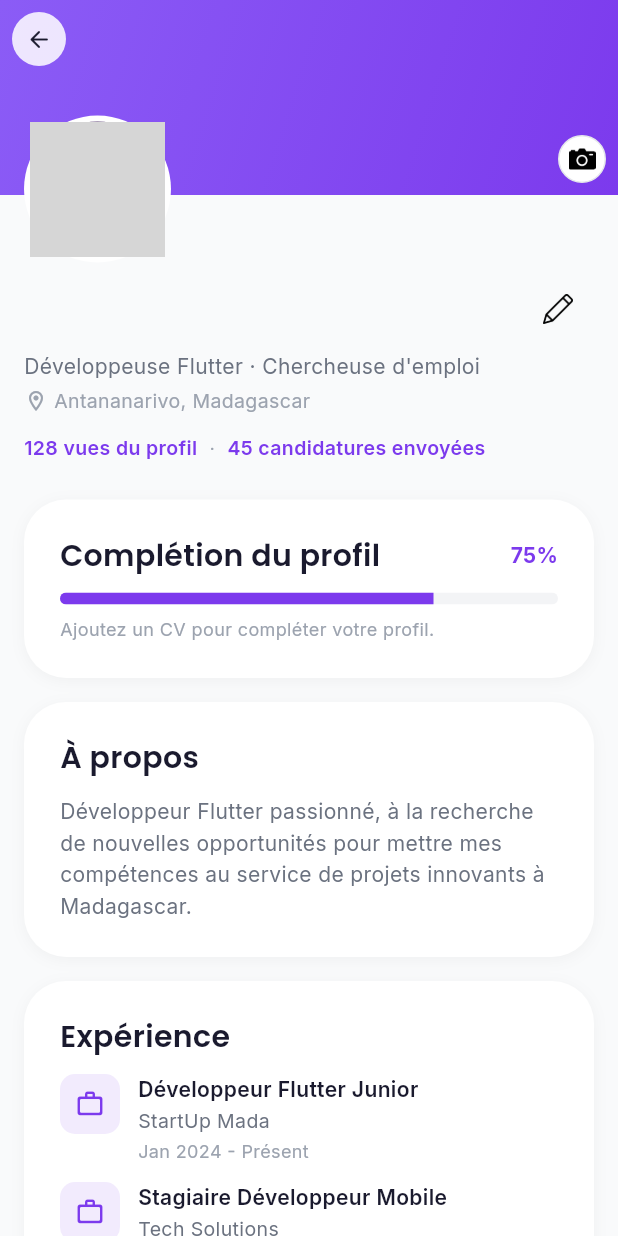
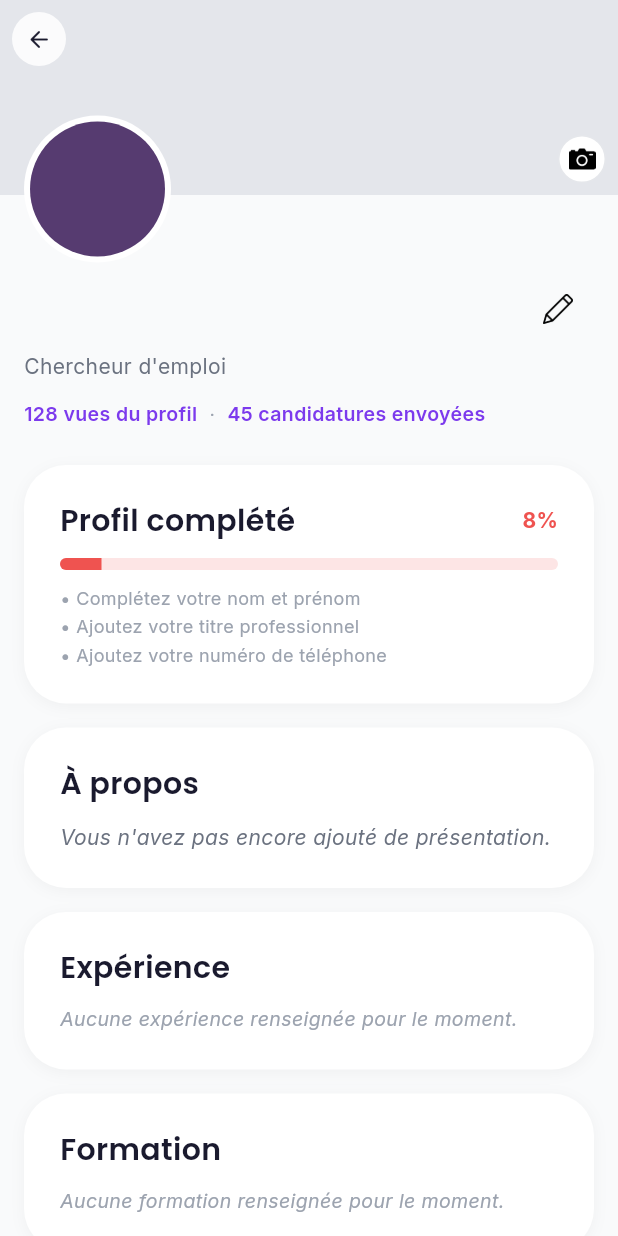
Before and after one commit to talaoux/JOEM, a Flutter app: the JobProfileScreen screen opened directly, on a phone screen of 412 x 824 dp. Run offline on Flutter 3.47's test engine with Material 3 defaults, Android fonts, the phone set to English and light mode, and no system bars; our stand-ins replace google_fonts, image_picker, sqflite_common_ffi; accounts and stored records are empty; grey boxes are pictures that could not be loaded.

Commit message:
[ADD] backend for profil dashboard side candidat

```diff
--- a/lib/core/services/auth_service.dart
+++ b/lib/core/services/auth_service.dart
@@ -20,6 +20,26 @@ class User {
   /// aucune n'a été sélectionnée).
   final Uint8List? photoBytes;
 
+  // Les champs ci-dessous reprennent, un par un, les données optionnelles
+  // saisies dans les étapes "Info"/"Profil"/"Tarif" du wizard d'inscription
+  // chercheur d'emploi (`job_seeker_profiles` + tables liées). Ils servent
+  // uniquement à calculer [profileCompletion] et [missingJobSeekerFieldLabels]
+  // — toujours vides/`false` pour un employeur.
+  final String? telephone;
+  final String? localisation;
+  final String? presentation;
+  final bool cvPicked;
+  final String? tarifJournalier;
+  final String? disponibilite;
+
+  /// Noms des compétences saisies à l'étape "Profil professionnel" de
+  /// l'inscription (`job_seeker_skills`) — liste vide si aucune.
+  final List<String> skills;
+
+  /// Modes de travail sélectionnés à l'étape "Tarif" de l'inscription
+  /// (`job_seeker_work_modes`) — liste vide si aucun.
+  final List<String> workModes;
+
   User({
     required this.id,
     required this.email,
@@ -29,7 +49,58 @@ class User {
     this.companyName,
     this.position,
     this.photoBytes,
+    this.telephone,
+    this.localisation,
+    this.presentation,
+    this.cvPicked = false,
+    this.tarifJournalier,
+    this.disponibilite,
+    this.skills = const [],
+    this.workModes = const [],
   });
+
+  /// Part des champs du profil chercheur d'emploi qui sont renseignés (les
+  /// 5 étapes du wizard d'inscription réunies), pour la barre "Profil
+  /// complété" de `ProfileSidePanel`/`JobProfileScreen`. Toujours 0.0 pour
+  /// un employeur.
+  double get profileCompletion {
+    final fieldsFilled = <bool>[
+      firstName.trim().isNotEmpty,
+      lastName.trim().isNotEmpty,
+      (position ?? '').trim().isNotEmpty,
+      (telephone ?? '').trim().isNotEmpty,
+      (localisation ?? '').trim().isNotEmpty,
+      (presentation ?? '').trim().isNotEmpty,
+      photoBytes != null,
+      cvPicked,
+      (tarifJournalier ?? '').trim().isNotEmpty,
+      (disponibilite ?? '').trim().isNotEmpty,
+      skills.isNotEmpty,
+      workModes.isNotEmpty,
+    ];
+    final filledCount = fieldsFilled.where((filled) => filled).length;
+    return filledCount / fieldsFilled.length;
+  }
+
+  /// Libellés (français) des champs du profil chercheur d'emploi encore
+  /// vides, dans l'ordre du wizard d'inscription — utilisés comme
+  /// suggestions dans la carte "Profil complété" de `JobProfileScreen`.
+  List<String> get missingJobSeekerFieldLabels {
+    return [
+      if (firstName.trim().isEmpty || lastName.trim().isEmpty)
+        'Complétez votre nom et prénom',
+      if ((position ?? '').trim().isEmpty) 'Ajoutez votre titre professionnel',
+      if ((telephone ?? '').trim().isEmpty) 'Ajoutez votre numéro de téléphone',
+      if ((localisation ?? '').trim().isEmpty) 'Indiquez votre localisation',
+      if ((presentation ?? '').trim().isEmpty) 'Rédigez la section "À propos"',
+      if (photoBytes == null) 'Ajoutez une photo de profil',
+      if (!cvPicked) 'Ajoutez votre CV',
+      if ((tarifJournalier ?? '').trim().isEmpty) 'Renseignez votre tarif journalier',
+      if ((disponibilite ?? '').trim().isEmpty) 'Indiquez votre disponibilité',
+      if (skills.isEmpty) 'Ajoutez au moins une compétence',
+      if (workModes.isEmpty) 'Précisez vos modes de travail préférés',
+    ];
+  }
 }
 
 /// Service d'authentification. Singleton : toutes les instances
@@ -123,6 +194,18 @@ class AuthService extends ChangeNotifier {
         limit: 1,
       );
       final profile = profileRows.isNotEmpty ? profileRows.first : null;
+
+      final skillRows = await db.query(
+        'job_seeker_skills',
+        where: 'user_id = ?',
+        whereArgs: [userId],
+      );
+      final workModeRows = await db.query(
+        'job_seeker_work_modes',
+        where: 'user_id = ?',
+        whereArgs: [userId],
+      );
+
       return User(
         id: userId.toString(),
         email: email,
@@ -131,6 +214,14 @@ class AuthService extends ChangeNotifier {
         role: role,
         position: profile?['titre_professionnel'] as String?,
         photoBytes: profile?['photo'] as Uint8List?,
+        telephone: profile?['telephone'] as String?,
+        localisation: profile?['localisation'] as String?,
+        presentation: profile?['presentation'] as String?,
+        cvPicked: (profile?['cv_picked'] as int? ?? 0) == 1,
+        tarifJournalier: profile?['tarif_journalier'] as String?,
+        disponibilite: profile?['disponibilite'] as String?,
+        skills: skillRows.map((row) => row['name'] as String).toList(),
+        workModes: workModeRows.map((row) => row['work_mode'] as String).toList(),
       );
     }
 
--- a/lib/features/dashboard/presentation/pages/job_profile_screen.dart
+++ b/lib/features/dashboard/presentation/pages/job_profile_screen.dart
@@ -21,43 +21,28 @@ class _JobProfileScreenState extends State<JobProfileScreen> {
   final ImagePicker _picker = ImagePicker();
 
   Uint8List? _coverImageBytes;
+
+  /// Photo choisie pendant cette session d'écran ; retombe sur la photo de
+  /// profil réellement enregistrée à l'inscription (`AuthService`) tant
+  /// qu'aucune nouvelle photo n'a été prise ici.
   Uint8List? _avatarImageBytes;
 
-  // Données mockées
-  final double _profileCompletion = 0.75;
+  /// Photo à afficher : celle re-choisie dans cette session prime, sinon
+  /// la vraie photo de profil de l'utilisateur connecté (`AuthService`).
+  Uint8List? get _currentAvatarBytes =>
+      _avatarImageBytes ?? _authService.currentUser?.photoBytes;
 
-  final String _about =
-      'Développeur Flutter passionné, à la recherche de nouvelles opportunités pour mettre mes compétences au service de projets innovants à Madagascar.';
+  /// Présentation réellement saisie à l'inscription (étape "Info") — `null`
+  /// si le candidat ne l'a pas renseignée, pour rester cohérent avec la
+  /// suggestion "Rédigez la section 'À propos'" de la carte "Profil complété".
+  String? get _about {
+    final presentation = _authService.currentUser?.presentation?.trim();
+    return (presentation == null || presentation.isEmpty) ? null : presentation;
+  }
 
-  final List<Map<String, String>> _experiences = [
-    {
-      'title': 'Développeur Flutter Junior',
-      'company': 'StartUp Mada',
-      'period': 'Jan 2024 - Présent',
-    },
-    {
-      'title': 'Stagiaire Développeur Mobile',
-      'company': 'Tech Solutions',
-      'period': 'Juin 2023 - Déc 2023',
-    },
-  ];
-
-  final List<Map<String, String>> _education = [
-    {
-      'school': 'Institut Supérieur Polytechnique de Madagascar',
-      'degree': 'Licence en Informatique',
-      'period': '2021 - 2024',
-    },
-  ];
-
-  final List<String> _skills = [
-    'Flutter',
-    'Dart',
-    'Firebase',
-    'Git',
-    'UI/UX',
-    'REST API',
-  ];
+  /// Compétences réellement saisies à l'étape "Profil professionnel" de
+  /// l'inscription.
+  List<String> get _skills => _authService.currentUser?.skills ?? const [];
 
   Future<void> _pickCoverImage() async {
     final XFile? file = await _picker.pickImage(
@@ -116,9 +101,10 @@ class _JobProfileScreenState extends State<JobProfileScreen> {
                     _buildSectionCard(
                       title: 'À propos',
                       child: Text(
-                        _about,
+                        _about ?? "Vous n'avez pas encore ajouté de présentation.",
                         style: AppTypography.interRegular.copyWith(
                           fontSize: 14,
+                          fontStyle: _about == null ? FontStyle.italic : FontStyle.normal,
                           color: const Color(0xFF6B7280),
                           height: 1.5,
                         ),
@@ -127,37 +113,34 @@ class _JobProfileScreenState extends State<JobProfileScreen> {
                     const SizedBox(height: AppSpacing.lg),
                     _buildSectionCard(
                       title: 'Expérience',
-                      child: Column(
-                        children: [
-                          for (int i = 0; i < _experiences.length; i++) ...[
-                            _buildExperienceItem(_experiences[i]),
-                            if (i != _experiences.length - 1)
-                              const SizedBox(height: AppSpacing.md),
-                          ],
-                        ],
+                      // L'inscription ne collecte aucune expérience
+                      // professionnelle : rien à afficher tant que la
+                      // fonctionnalité n'existe pas ailleurs dans l'app.
+                      child: _buildEmptySectionPlaceholder(
+                        "Aucune expérience renseignée pour le moment.",
                       ),
                     ),
                     const SizedBox(height: AppSpacing.lg),
                     _buildSectionCard(
                       title: 'Formation',
-                      child: Column(
-                        children: [
-                          for (int i = 0; i < _education.length; i++) ...[
-                            _buildEducationItem(_education[i]),
-                            if (i != _education.length - 1)
-                              const SizedBox(height: AppSpacing.md),
-                          ],
-                        ],
+                      // Idem : aucune formation collectée à l'inscription.
+                      child: _buildEmptySectionPlaceholder(
+                        "Aucune formation renseignée pour le moment.",
                       ),
                     ),
                     const SizedBox(height: AppSpacing.lg),
                     _buildSectionCard(
                       title: 'Compétences',
-                      child: Wrap(
+                      child: _skills.isEmpty
+                          ? _buildEmptySectionPlaceholder(
+                              "Vous n'avez pas encore ajouté de compétence.",
+                            )
+                          : Wrap(
                               spacing: AppSpacing.sm,
                               runSpacing: AppSpacing.sm,
-                        children:
-                            _skills.map((skill) => _buildSkillChip(skill)).toList(),
+                              children: _skills
+                                  .map((skill) => _buildSkillChip(skill))
+                                  .toList(),
                             ),
                     ),
                     const SizedBox(height: AppSpacing.sectionSpacing),
@@ -178,14 +161,10 @@ class _JobProfileScreenState extends State<JobProfileScreen> {
         Container(
           height: 130,
           width: double.infinity,
+          // Pas de photo de couverture choisie : fond gris uni façon
+          // Facebook plutôt que le dégradé violet de la marque.
           decoration: BoxDecoration(
-            gradient: _coverImageBytes == null
-                ? const LinearGradient(
-                    colors: [OnboardingColors.violetLight, OnboardingColors.violet],
-                    begin: Alignment.topLeft,
-                    end: Alignment.bottomRight,
-                  )
-                : null,
+            color: _coverImageBytes == null ? const Color(0xFFE4E6EB) : null,
             image: _coverImageBytes != null
                 ? DecorationImage(
                     image: MemoryImage(_coverImageBytes!),
@@ -245,8 +224,8 @@ class _JobProfileScreenState extends State<JobProfileScreen> {
               ),
               child: CircleAvatar(
                 radius: 45,
-                backgroundImage: _avatarImageBytes != null
-                    ? MemoryImage(_avatarImageBytes!) as ImageProvider
+                backgroundImage: _currentAvatarBytes != null
+                    ? MemoryImage(_currentAvatarBytes!) as ImageProvider
                     : const AssetImage('assets/images/avatar_portfolio1.jpg'),
               ),
             ),
@@ -320,6 +299,11 @@ class _JobProfileScreenState extends State<JobProfileScreen> {
   Widget _buildIdentitySection() {
     final user = _authService.currentUser;
     final fullName = user != null ? '${user.firstName} ${user.lastName}' : 'Marie Martin';
+    final position = user?.position?.trim();
+    final subtitle = (position != null && position.isNotEmpty)
+        ? '$position · Chercheur d\'emploi'
+        : 'Chercheur d\'emploi';
+    final location = user?.localisation?.trim();
 
     return Column(
       crossAxisAlignment: CrossAxisAlignment.start,
@@ -345,12 +329,13 @@ class _JobProfileScreenState extends State<JobProfileScreen> {
         ),
         const SizedBox(height: AppSpacing.xs),
         Text(
-          'Développeuse Flutter · Chercheuse d\'emploi',
+          subtitle,
           style: AppTypography.interRegular.copyWith(
             fontSize: 14,
             color: const Color(0xFF6B7280),
           ),
         ),
+        if (location != null && location.isNotEmpty) ...[
           const SizedBox(height: AppSpacing.xs),
           Row(
             children: [
@@ -361,7 +346,7 @@ class _JobProfileScreenState extends State<JobProfileScreen> {
               ),
               const SizedBox(width: AppSpacing.xs),
               Text(
-              'Antananarivo, Madagascar',
+                location,
                 style: AppTypography.interRegular.copyWith(
                   fontSize: 13,
                   color: const Color(0xFF9CA3AF),
@@ -369,7 +354,10 @@ class _JobProfileScreenState extends State<JobProfileScreen> {
               ),
             ],
           ),
+        ],
         const SizedBox(height: AppSpacing.md),
+        // Simulation en attendant un vrai suivi des vues de profil et des
+        // candidatures envoyées (aucun compteur persistant n'existe encore).
         Row(
           children: [
             Text(
@@ -397,8 +385,22 @@ class _JobProfileScreenState extends State<JobProfileScreen> {
     );
   }
 
+  /// Rouge sous 40%, jaune entre 40% et 74%, vert à partir de 75% — même
+  /// seuils que la carte "Profil complété" du panneau latéral du dashboard.
+  Color _completionColor(double ratio) {
+    if (ratio < 0.4) return AppColors.error;
+    if (ratio < 0.75) return AppColors.warning;
+    return AppColors.success;
+  }
+
   Widget _buildCompletionCard() {
-    final percent = (_profileCompletion * 100).round();
+    final user = _authService.currentUser;
+    final ratio = (user?.profileCompletion ?? 0.0).clamp(0.0, 1.0);
+    final percent = (ratio * 100).round();
+    final color = _completionColor(ratio);
+    final missingFields = user?.missingJobSeekerFieldLabels ?? const <String>[];
+    final suggestions = missingFields.take(3).toList();
+
     return Container(
       width: double.infinity,
       padding: const EdgeInsets.all(AppSpacing.cardPadding),
@@ -414,7 +416,7 @@ class _JobProfileScreenState extends State<JobProfileScreen> {
             mainAxisAlignment: MainAxisAlignment.spaceBetween,
             children: [
               Text(
-                'Complétion du profil',
+                'Profil complété',
                 style: AppTypography.sectionTitle,
               ),
               Text(
@@ -422,7 +424,7 @@ class _JobProfileScreenState extends State<JobProfileScreen> {
                 style: AppTypography.interRegular.copyWith(
                   fontSize: 14,
                   fontWeight: FontWeight.w700,
-                  color: OnboardingColors.violet,
+                  color: color,
                 ),
               ),
             ],
@@ -431,19 +433,37 @@ class _JobProfileScreenState extends State<JobProfileScreen> {
           ClipRRect(
             borderRadius: BorderRadius.circular(999),
             child: LinearProgressIndicator(
-              value: _profileCompletion,
+              value: ratio,
               minHeight: 8,
-              backgroundColor: const Color(0xFFF3F4F6),
-              valueColor: const AlwaysStoppedAnimation<Color>(OnboardingColors.violet),
+              backgroundColor: color.withOpacity(0.15),
+              valueColor: AlwaysStoppedAnimation<Color>(color),
             ),
           ),
           const SizedBox(height: AppSpacing.sm),
+          if (suggestions.isEmpty)
             Text(
-            'Ajoutez un CV pour compléter votre profil.',
+              'Votre profil est complet, bravo !',
               style: AppTypography.interRegular.copyWith(
                 fontSize: 12,
                 color: const Color(0xFF9CA3AF),
               ),
+            )
+          else
+            Column(
+              crossAxisAlignment: CrossAxisAlignment.start,
+              children: [
+                for (final suggestion in suggestions)
+                  Padding(
+                    padding: const EdgeInsets.only(top: 2),
+                    child: Text(
+                      '• $suggestion',
+                      style: AppTypography.interRegular.copyWith(
+                        fontSize: 12,
+                        color: const Color(0xFF9CA3AF),
+                      ),
+                    ),
+                  ),
+              ],
             ),
         ],
       ),
@@ -470,109 +490,17 @@ class _JobProfileScreenState extends State<JobProfileScreen> {
     );
   }
 
-  Widget _buildExperienceItem(Map<String, String> experience) {
-    return Row(
-      crossAxisAlignment: CrossAxisAlignment.start,
-      children: [
-        Container(
-          width: 40,
-          height: 40,
-          decoration: BoxDecoration(
-            color: OnboardingColors.violet.withOpacity(0.1),
-            borderRadius: BorderRadius.circular(10),
-          ),
-          child: const Icon(
-            Icons.work_outline_rounded,
-            color: OnboardingColors.violet,
-            size: 20,
-          ),
-        ),
-        const SizedBox(width: AppSpacing.md),
-        Expanded(
-          child: Column(
-            crossAxisAlignment: CrossAxisAlignment.start,
-            children: [
-              Text(
-                experience['title']!,
-                style: AppTypography.interRegular.copyWith(
-                  fontSize: 14,
-                  fontWeight: FontWeight.w600,
-                  color: AppColors.textPrimary,
-                ),
-              ),
-              const SizedBox(height: 2),
-              Text(
-                experience['company']!,
+  /// Texte d'état vide (italique, gris) utilisé pour "Expérience"/
+  /// "Formation"/"Compétences" quand l'inscription n'a fourni aucune
+  /// donnée réelle pour la section.
+  Widget _buildEmptySectionPlaceholder(String message) {
+    return Text(
+      message,
       style: AppTypography.interRegular.copyWith(
         fontSize: 13,
-                  color: const Color(0xFF6B7280),
-                ),
-              ),
-              const SizedBox(height: 2),
-              Text(
-                experience['period']!,
-                style: AppTypography.interRegular.copyWith(
-                  fontSize: 12,
+        fontStyle: FontStyle.italic,
         color: const Color(0xFF9CA3AF),
       ),
-              ),
-            ],
-          ),
-        ),
-      ],
-    );
-  }
-
-  Widget _buildEducationItem(Map<String, String> education) {
-    return Row(
-      crossAxisAlignment: CrossAxisAlignment.start,
-      children: [
-        Container(
-          width: 40,
-          height: 40,
-          decoration: BoxDecoration(
-            color: const Color(0xFF3B82F6).withOpacity(0.1),
-            borderRadius: BorderRadius.circular(10),
-          ),
-          child: const Icon(
-            Icons.school_rounded,
-            color: Color(0xFF3B82F6),
-            size: 20,
-          ),
-        ),
-        const SizedBox(width: AppSpacing.md),
-        Expanded(
-          child: Column(
-            crossAxisAlignment: CrossAxisAlignment.start,
-            children: [
-              Text(
-                education['school']!,
-                style: AppTypography.interRegular.copyWith(
-                  fontSize: 14,
-                  fontWeight: FontWeight.w600,
-                  color: AppColors.textPrimary,
-                ),
-              ),
-              const SizedBox(height: 2),
-              Text(
-                education['degree']!,
-                style: AppTypography.interRegular.copyWith(
-                  fontSize: 13,
-                  color: const Color(0xFF6B7280),
-                ),
-              ),
-              const SizedBox(height: 2),
-              Text(
-                education['period']!,
-                style: AppTypography.interRegular.copyWith(
-                  fontSize: 12,
-                  color: const Color(0xFF9CA3AF),
-                ),
-              ),
-            ],
-          ),
-        ),
-      ],
     );
   }
 
```
Also changed, not shown: lib/features/dashboard/presentation/pages/job_seeker_dashboard.dart (+8 -0 lines), lib/features/dashboard/presentation/widgets/profile_side_panel.dart (+66 -0 lines), lib/features/job_seeker_registration/presentation/job_seeker_registration_screen.dart (+8 -0 lines), lib/features/splash/presentation/splash_screen.dart (+121 -164 lines), lib/core/database/app_database.dart (line endings or trailing spaces), 1 other file. Lines whose indentation alone changed are shown as unchanged.
